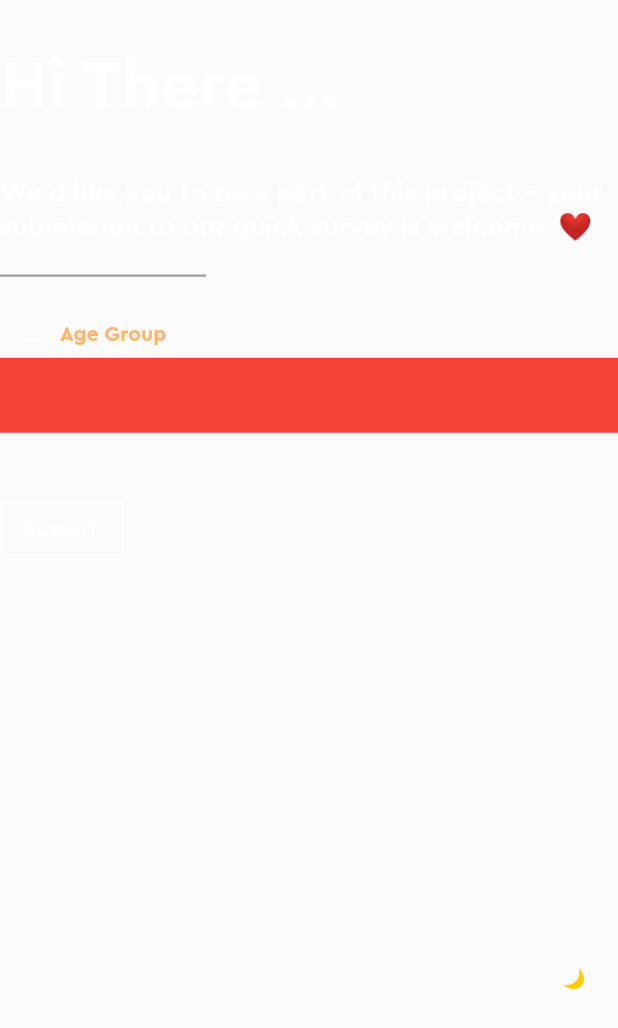
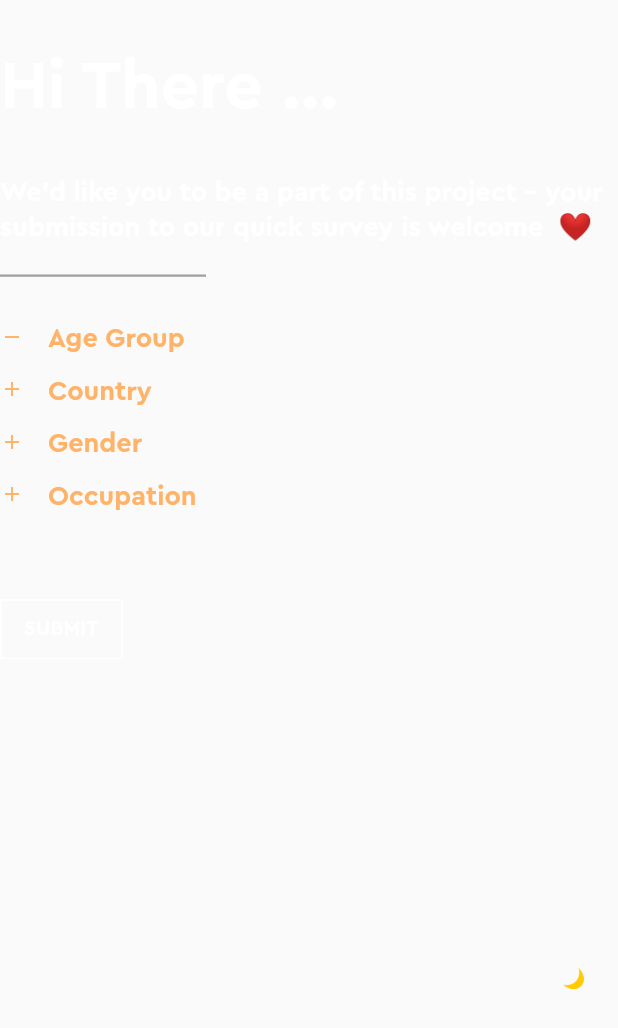
Before and after one commit to Othniel16/dortmund, a Flutter app: the RightWidget widget shown alone on an empty page, opened directly, after a tap on "Age Group", on a phone screen of 412 x 824 dp. Shown: the top 1028 px of the screen. Run offline on Flutter 3.47's test engine with Material 2 defaults, Android fonts, the phone set to English and light mode, and no system bars; drawn by our look-alikes of expandable; our stand-ins replace carousel_slider, dots_indicator, flutter_bounce, flutter_slider_drawer, term_glyph.

Commit message:
✔ Complete UI for thank you page

```diff
--- a/lib/pages/hi_there/hi_there.dart
+++ b/lib/pages/hi_there/hi_there.dart
@@ -1,3 +1,4 @@
+import 'package:dortmund/constants.dart';
 import 'package:dortmund/exports.dart';
 import 'package:flutter/material.dart';
 
@@ -68,7 +69,10 @@ submission to our quick survey is welcome  ❤''';
               width: MediaQuery.of(context).size.width / 3,
             ),
             const SizedBox(height: 30.0),
-            const UserInfo(),
+            const UserInfo(label: 'Age Group'),
+            const UserInfo(label: 'Country'),
+            const UserInfo(label: 'Gender'),
+            const UserInfo(label: 'Occupation'),
             const SizedBox(height: 45.0),
             Consumer<CarouselPagesProvider>(
                 builder: (context, pageProvider, child) {
@@ -113,37 +117,39 @@ submission to our quick survey is welcome  ❤''';
 }
 
 class UserInfo extends StatelessWidget {
-  const UserInfo({Key? key}) : super(key: key);
+  final String label;
+  const UserInfo({Key? key, required this.label}) : super(key: key);
 
   @override
   Widget build(BuildContext context) {
-    return Column(
-      children: [
-        ExpandableNotifier(
+    return Padding(
+      padding: const EdgeInsets.only(bottom: 12.0),
+      child: ExpandableNotifier(
         controller: ExpandableController(),
         child: ScrollOnExpand(
           child: ExpandablePanel(
             theme: const ExpandableThemeData(
               hasIcon: true,
+              iconSize: 16.0,
               expandIcon: Icons.add,
               collapseIcon: Icons.remove,
-                iconColor: Colors.white,
+              iconColor: SiteColors.brown,
               alignment: Alignment.centerLeft,
               iconPlacement: ExpandablePanelIconPlacement.left,
-                iconPadding: EdgeInsets.symmetric(horizontal: 8.0),
+              iconPadding: EdgeInsets.only(right: 16.0, top: 2.0),
             ),
+            expanded: Container(),
             collapsed: Container(),
-              expanded: Container(height: 50.0, color: Colors.red),
-              header: const Text(
-                'Age Group',
-                style: TextStyle(
-                  color: Color(0xFFFFB369),
+            header: Text(
+              label,
+              style: const TextStyle(
+                color: SiteColors.brown,
+                fontSize: FontSizes.regular,
               ),
             ),
           ),
         ),
       ),
-      ],
     );
   }
 }
```
Lines whose indentation alone changed are shown as unchanged.
